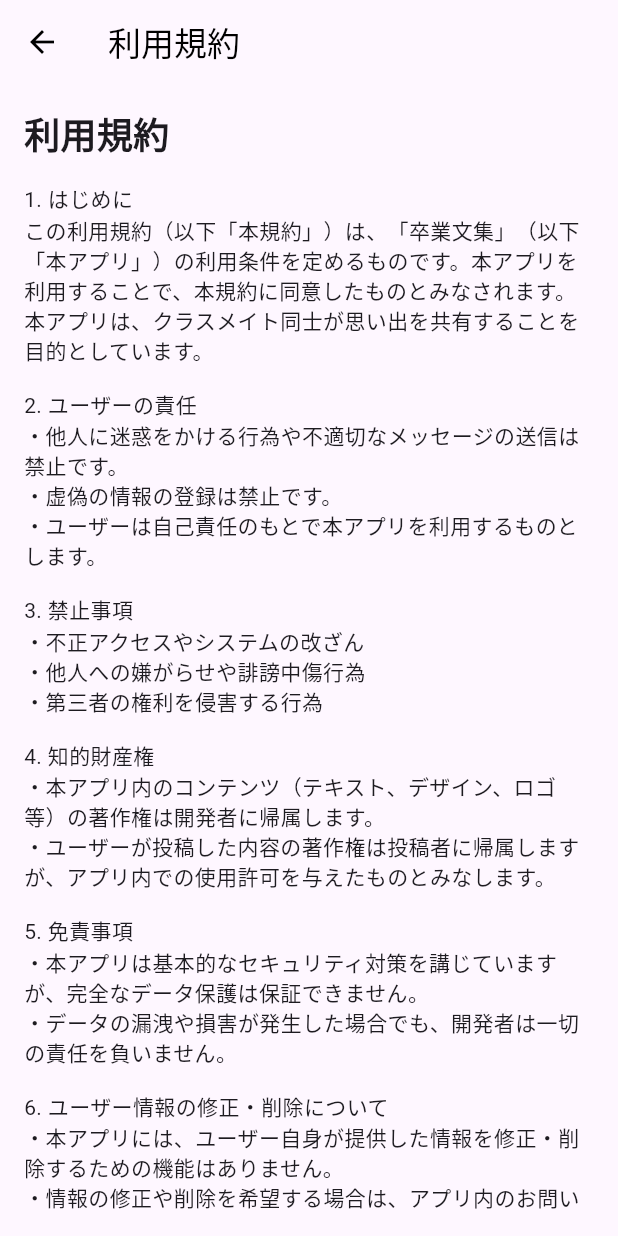
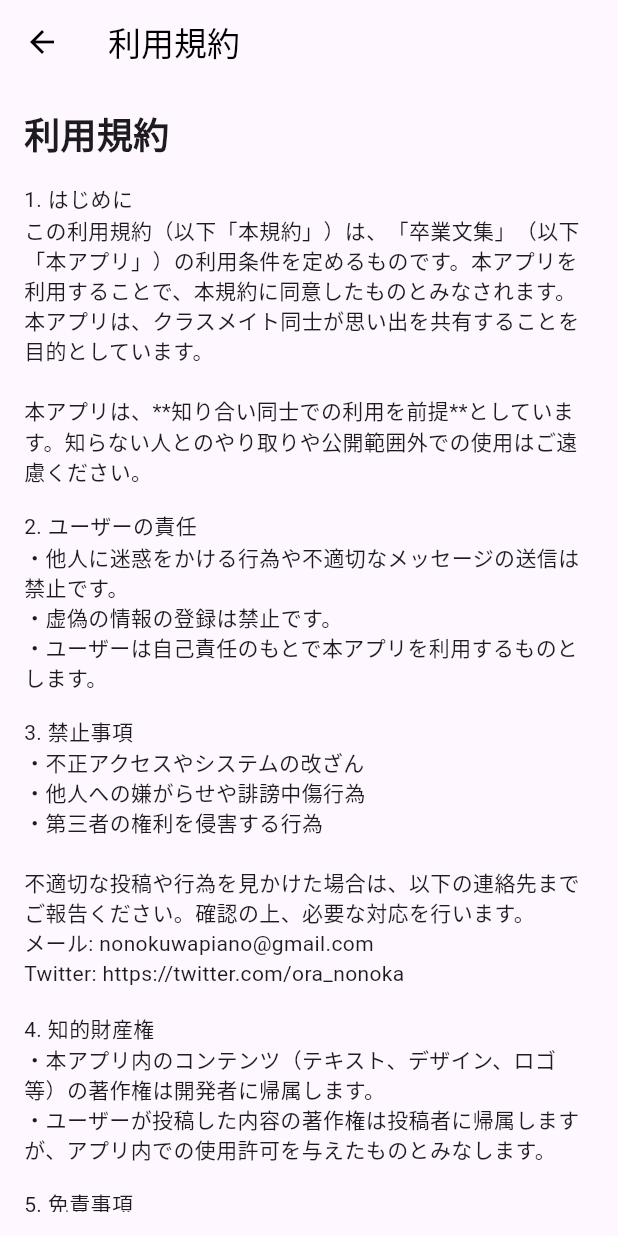
Before and after one commit to oshiro17/school_memories2, a Flutter app: the TermsOfServicePage screen opened directly, on a phone screen of 412 x 824 dp. Run offline on Flutter 3.47's test engine with Material 3 defaults, Android fonts, the phone set to English and light mode, and no system bars; our stand-ins replace cloud_firestore, firebase_core, google_fonts, shared_preferences; accounts and stored records are empty.

Commit message:
お問い合わせ　利用規約　テキスト制限

```diff
--- a/lib/pages/change_password_dialog.dart
+++ b/lib/pages/change_password_dialog.dart
@@ -69,7 +69,7 @@ class _ChangePasswordDialogState extends State<ChangePasswordDialog> {
             ),
             obscureText: true, // パスワード非表示
              inputFormatters: [
-    LengthLimitingTextInputFormatter(4), // 最大10文字に制限
+    LengthLimitingTextInputFormatter(10), // 最大10文字に制限
   ],
           ),
         ],
--- a/lib/pages/daialog.dart
+++ b/lib/pages/daialog.dart
@@ -101,14 +101,14 @@ class MainMemoriesDialog extends StatelessWidget {
           },
         ),
         SimpleDialogOption(
-          child: const Text('お問い合わせ'),
+          child: const Text('お問い合わせ\n不適切ユーザーの報告'),
           onPressed: () {
             Navigator.pop(context);
             showDialog(
               context: context,
               builder: (context) {
                 return AlertDialog(
-                  title: const Text('お問い合わせ'),
+                  title: const Text('お問い合わせ 報告'),
                   content: Column(
                     mainAxisSize: MainAxisSize.min,
                     crossAxisAlignment: CrossAxisAlignment.start,
--- a/lib/pages/setting_profile.dart
+++ b/lib/pages/setting_profile.dart
@@ -3,6 +3,7 @@ import 'package:flutter/material.dart';
 import 'package:flutter/services.dart';
 import 'package:provider/provider.dart';
 import 'package:school_memories2/class_model.dart';
+import 'package:school_memories2/color.dart';
 
 class SettingProfileModel extends ChangeNotifier {
   bool isLoading = false;
@@ -237,6 +238,7 @@ class _SettingProfilePageState extends State<SettingProfilePage> {
         keyboardType:
             isLongText ? TextInputType.multiline : TextInputType.text,
         inputFormatters: [
+          inputFormatter,
           LengthLimitingTextInputFormatter(maxLength)
         ], // 文字数制限
         decoration: InputDecoration(
@@ -267,6 +269,7 @@ class _SettingProfilePageState extends State<SettingProfilePage> {
         keyboardType:
             isLongText ? TextInputType.multiline : TextInputType.text,
         inputFormatters: [
+          inputFormatter,
           LengthLimitingTextInputFormatter(maxLength)
         ], // 文字数制限
         decoration: InputDecoration(
--- a/lib/pages/write_message.dart
+++ b/lib/pages/write_message.dart
@@ -142,7 +142,8 @@ class WriteMessagePage extends StatelessWidget {
             TextField(
               controller: likeController,
               inputFormatters: [
-                LengthLimitingTextInputFormatter(20), // 最大20文字に制限
+                LengthLimitingTextInputFormatter(20),
+                inputFormatter,
               ],
               decoration: InputDecoration(
                 border: OutlineInputBorder(
@@ -169,7 +170,8 @@ class WriteMessagePage extends StatelessWidget {
             TextField(
               controller: requestController,
               inputFormatters: [
-                LengthLimitingTextInputFormatter(20), // 最大20文字に制限
+                LengthLimitingTextInputFormatter(20),
+              inputFormatter,
               ],
               decoration: InputDecoration(
                 border: OutlineInputBorder(
@@ -196,7 +198,8 @@ class WriteMessagePage extends StatelessWidget {
             TextField(
               controller: personalController,
               inputFormatters: [
-                LengthLimitingTextInputFormatter(250), // 最大250文字に制限
+                LengthLimitingTextInputFormatter(250),
+                inputFormatter, // 最大250文字に制限
               ],
               decoration: InputDecoration(
                 border: OutlineInputBorder(
--- a/lib/signup/TermsOfServicePage.dart
+++ b/lib/signup/TermsOfServicePage.dart
@@ -22,7 +22,8 @@ class TermsOfServicePage extends StatelessWidget {
               SizedBox(height: 16),
               Text(
                 '1. はじめに\n'
-                'この利用規約（以下「本規約」）は、「卒業文集」（以下「本アプリ」）の利用条件を定めるものです。本アプリを利用することで、本規約に同意したものとみなされます。本アプリは、クラスメイト同士が思い出を共有することを目的としています。',
+                'この利用規約（以下「本規約」）は、「卒業文集」（以下「本アプリ」）の利用条件を定めるものです。本アプリを利用することで、本規約に同意したものとみなされます。本アプリは、クラスメイト同士が思い出を共有することを目的としています。\n\n'
+                '本アプリは、**知り合い同士での利用を前提**としています。知らない人とのやり取りや公開範囲外での使用はご遠慮ください。',
               ),
               SizedBox(height: 16),
               Text(
@@ -36,7 +37,10 @@ class TermsOfServicePage extends StatelessWidget {
                 '3. 禁止事項\n'
                 '・不正アクセスやシステムの改ざん\n'
                 '・他人への嫌がらせや誹謗中傷行為\n'
-                '・第三者の権利を侵害する行為',
+                '・第三者の権利を侵害する行為\n\n'
+                '不適切な投稿や行為を見かけた場合は、以下の連絡先までご報告ください。確認の上、必要な対応を行います。\n'
+                'メール: nonokuwapiano@gmail.com\n'
+                'Twitter: https://twitter.com/ora_nonoka',
               ),
               SizedBox(height: 16),
               Text(
@@ -70,7 +74,7 @@ class TermsOfServicePage extends StatelessWidget {
               SizedBox(height: 16),
               Text(
                 '9. お問い合わせ\n'
-                '本規約に関するご質問は、以下のメールアドレスまたはTwitterアカウントまでご連絡ください。\n\n'
+                '本規約に関するご質問や、不適切な投稿の報告は、以下のメールアドレスまたはTwitterアカウントまでご連絡ください。\n\n'
                 'メール: nonokuwapiano@gmail.com\n'
                 'Twitter: https://twitter.com/ora_nonoka',
               ),
```
Also changed, not shown: lib/color.dart (+24 -0 lines), lib/signup/class_selection_page.dart (+7 -0 lines), lib/signup/select_account_page.dart (+70 -8 lines), pubspec.lock.
